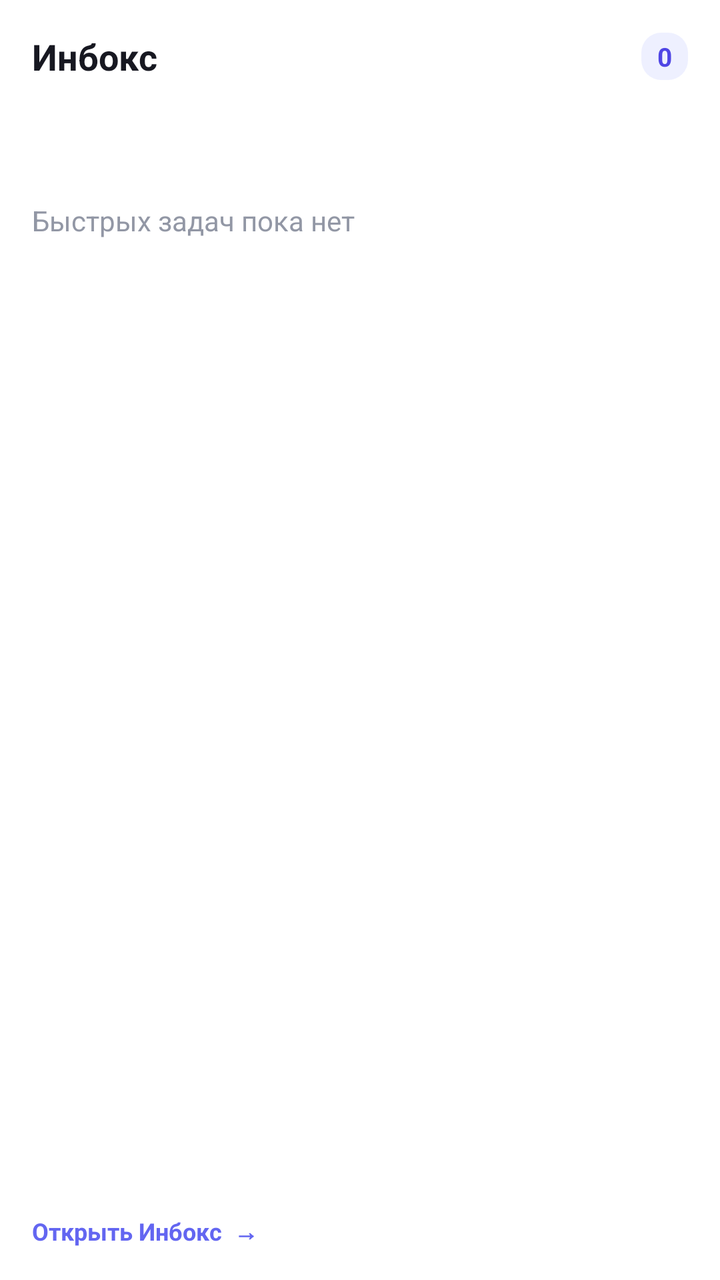
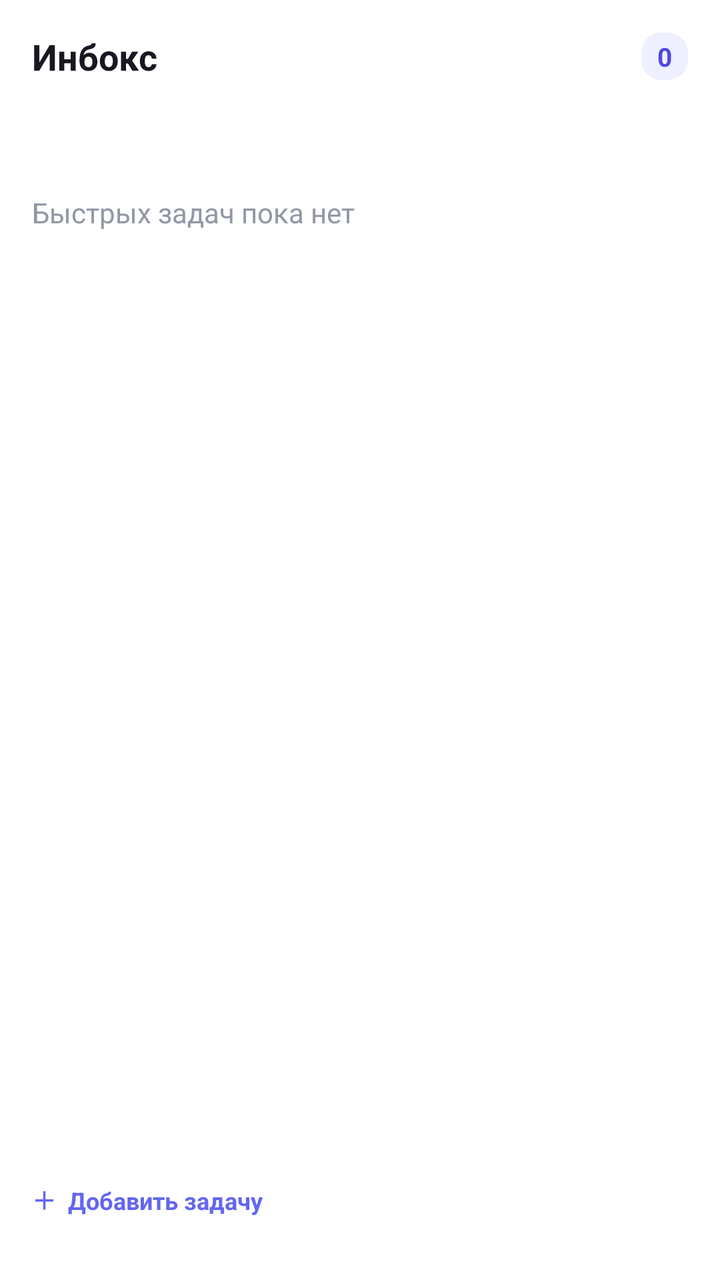

Two renders of the same Android screen: before a commit and after it. Below are the layout's source before the change and the commit's diff.
<!-- AndroidManifest.xml: fallback theme Theme.MaterialComponents.DayNight.NoActionBar -->
<!-- res/layout/inbox_widget.xml -->
<?xml version="1.0" encoding="utf-8"?>
<LinearLayout xmlns:android="http://schemas.android.com/apk/res/android"
    android:id="@+id/inbox_widget_root"
    android:layout_width="match_parent"
    android:layout_height="match_parent"
    android:background="@drawable/inbox_widget_background"
    android:gravity="center_vertical"
    android:orientation="vertical"
    android:padding="16dp">

    <LinearLayout
        android:layout_width="match_parent"
        android:layout_height="wrap_content"
        android:gravity="center_vertical"
        android:orientation="horizontal">

        <TextView
            android:layout_width="0dp"
            android:layout_height="wrap_content"
            android:layout_weight="1"
            android:text="Инбокс"
            android:textColor="#171821"
            android:textSize="18sp"
            android:textStyle="bold" />

        <TextView
            android:id="@+id/inbox_widget_count"
            android:layout_width="wrap_content"
            android:layout_height="wrap_content"
            android:background="@drawable/inbox_widget_badge"
            android:text="0"
            android:textColor="#4F46E5"
            android:textSize="13sp"
            android:textStyle="bold" />
    </LinearLayout>

    <TextView
        android:id="@+id/inbox_widget_empty"
        android:layout_width="match_parent"
        android:layout_height="0dp"
        android:layout_weight="1"
        android:gravity="center_vertical"
        android:text="Быстрых задач пока нет"
        android:textColor="#9297A5"
        android:textSize="14sp" />

    <TextView
        android:id="@+id/inbox_widget_task_1"
        style="@style/InboxWidgetTask" />

    <TextView
        android:id="@+id/inbox_widget_task_2"
        style="@style/InboxWidgetTask" />

    <TextView
        android:id="@+id/inbox_widget_task_3"
        style="@style/InboxWidgetTask" />

    <TextView
        android:layout_width="match_parent"
        android:layout_height="wrap_content"
        android:layout_marginTop="8dp"
        android:text="Открыть Инбокс  →"
        android:textColor="#6366F1"
        android:textSize="12sp"
        android:textStyle="bold" />
</LinearLayout>
<!-- resources referenced by this layout -->
<resources>
  <!-- drawable inbox_widget_background (drawable) -->
  <?xml version="1.0" encoding="utf-8"?>
  <shape xmlns:android="http://schemas.android.com/apk/res/android"
      android:shape="rectangle">
      <solid android:color="#FFFFFF" />
      <corners android:radius="22dp" />
  </shape>
  <!-- drawable inbox_widget_badge (drawable) -->
  <?xml version="1.0" encoding="utf-8"?>
  <shape xmlns:android="http://schemas.android.com/apk/res/android"
      android:shape="rectangle">
      <solid android:color="#EEF0FF" />
      <corners android:radius="10dp" />
      <padding
          android:left="8dp"
          android:top="3dp"
          android:right="8dp"
          android:bottom="3dp" />
  </shape>
  <style name="InboxWidgetTask">
          <item name="android:layout_width">match_parent</item>
          <item name="android:layout_height">0dp</item>
          <item name="android:layout_weight">1</item>
          <item name="android:ellipsize">end</item>
          <item name="android:gravity">center_vertical</item>
          <item name="android:maxLines">1</item>
          <item name="android:textColor">#30323B</item>
          <item name="android:textSize">14sp</item>
      </style>
</resources>

<!-- the commit's change to res/layout/inbox_widget.xml (unified diff, before → after) -->
@@ -60,7 +60,10 @@
         android:layout_width="match_parent"
         android:layout_height="wrap_content"
         android:layout_marginTop="8dp"
-        android:text="Открыть Инбокс  →"
+        android:id="@+id/inbox_widget_add"
+        android:minHeight="48dp"
+        android:gravity="center_vertical"
+        android:text="＋  Добавить задачу"
         android:textColor="#6366F1"
         android:textSize="12sp"
         android:textStyle="bold" />
